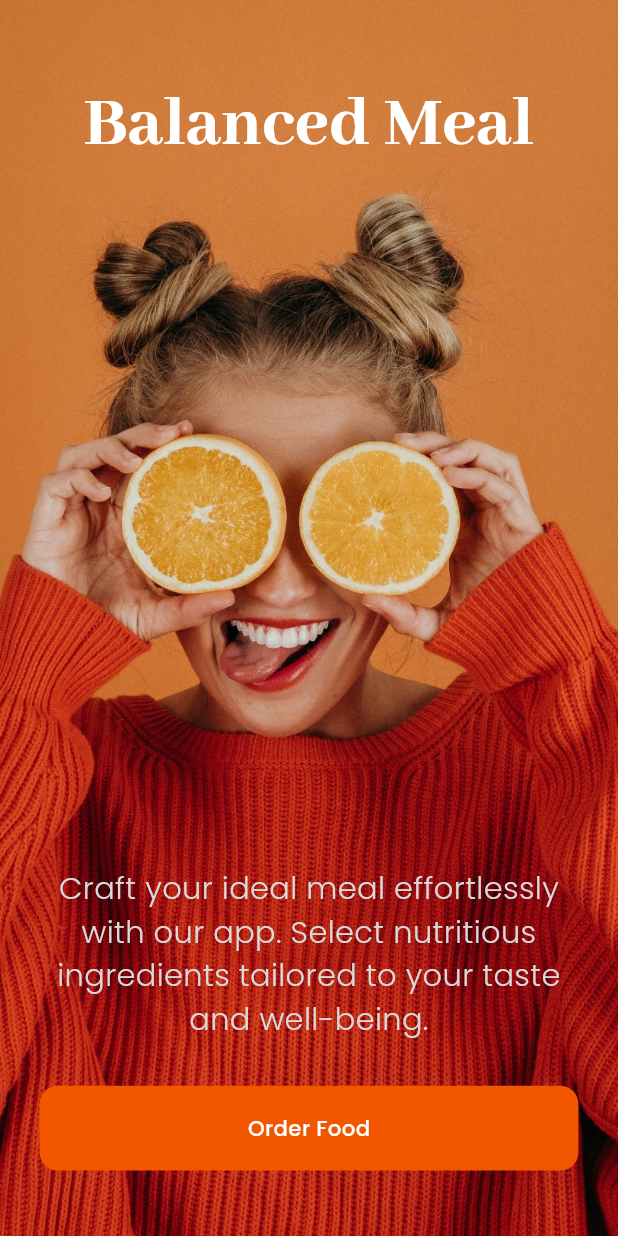
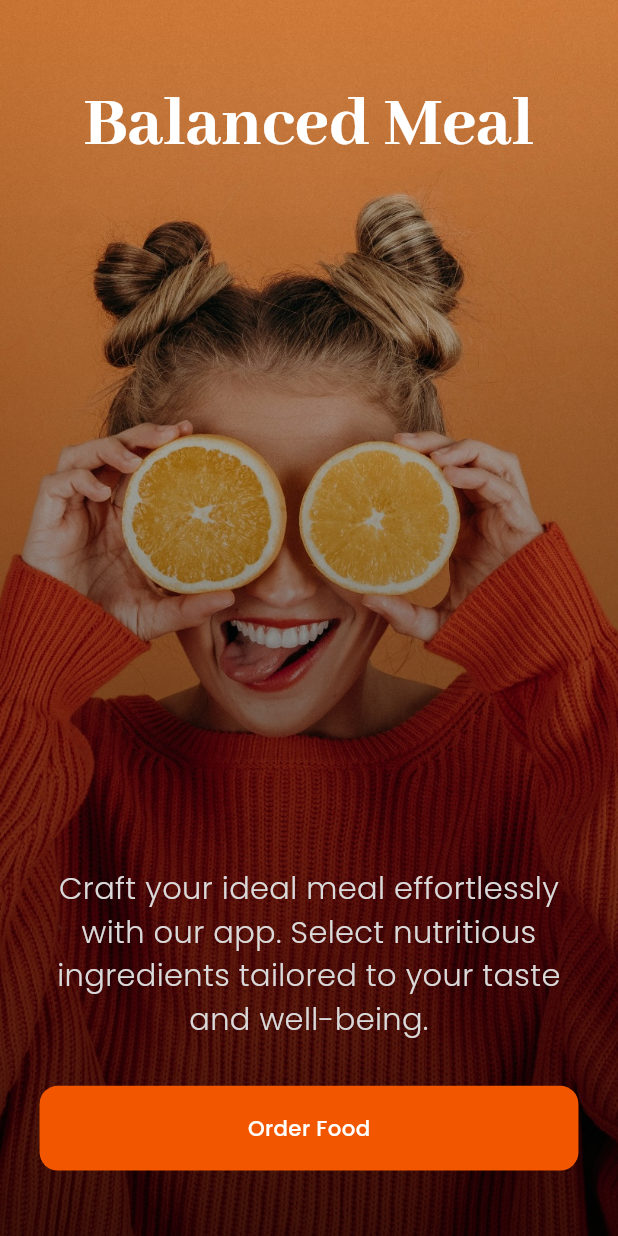
Before and after one commit to Israela608/balanced_meal, a Flutter app: the screen it shows after launch, on a phone screen of 412 x 824 dp. Run offline on Flutter 3.47's test engine with Material 3 defaults, Android fonts, the phone set to English and light mode, and no system bars; our stand-ins replace equatable, flutter_hooks, flutter_keyboard_visibility, flutter_screenutil, flutter_svg, hooks_riverpod and 2 more; accounts and stored records are empty.

Commit message:
Onboarding gradient

```diff
--- a/lib/core/utils/app_colors.dart
+++ b/lib/core/utils/app_colors.dart
@@ -12,8 +12,8 @@ class AppColor {
   static const Color dark = Color(0xFF1E1E1E);
 
   static const Color background = Color(0xFFFBFBFB);
-  static Color appBarShadow = Color(0xFFDEDEDE).withOpacity(0.19);
-  static Color cardShadow = Color(0xFF898989).withOpacity(0.24);
+  static Color appBarShadow = Color(0xFFDEDEDE).withValues(alpha: 0.19);
+  static Color cardShadow = Color(0xFF898989).withValues(alpha: 0.24);
 
   // Text
   static const Color textAsh = Color(0xFFDADADA);
--- a/lib/modules/screens/onboarding_screen.dart
+++ b/lib/modules/screens/onboarding_screen.dart
@@ -27,6 +27,19 @@ class OnboardingScreen extends StatelessWidget {
             child: Image.asset(
               'assets/images/onboarding.jpg',
               fit: BoxFit.fitHeight,
+            ),
+          ),
+          Container(
+            decoration: BoxDecoration(
+              gradient: LinearGradient(
+                begin: Alignment.bottomCenter,
+                end: Alignment.topCenter,
+                colors: [
+                  Colors.black.withValues(alpha: 0.7), // Fully opaque black
+                  Colors.black
+                      .withValues(alpha: 0.0), // Fully transparent black
+                ],
+              ),
             ),
           ),
           Padding(
```
